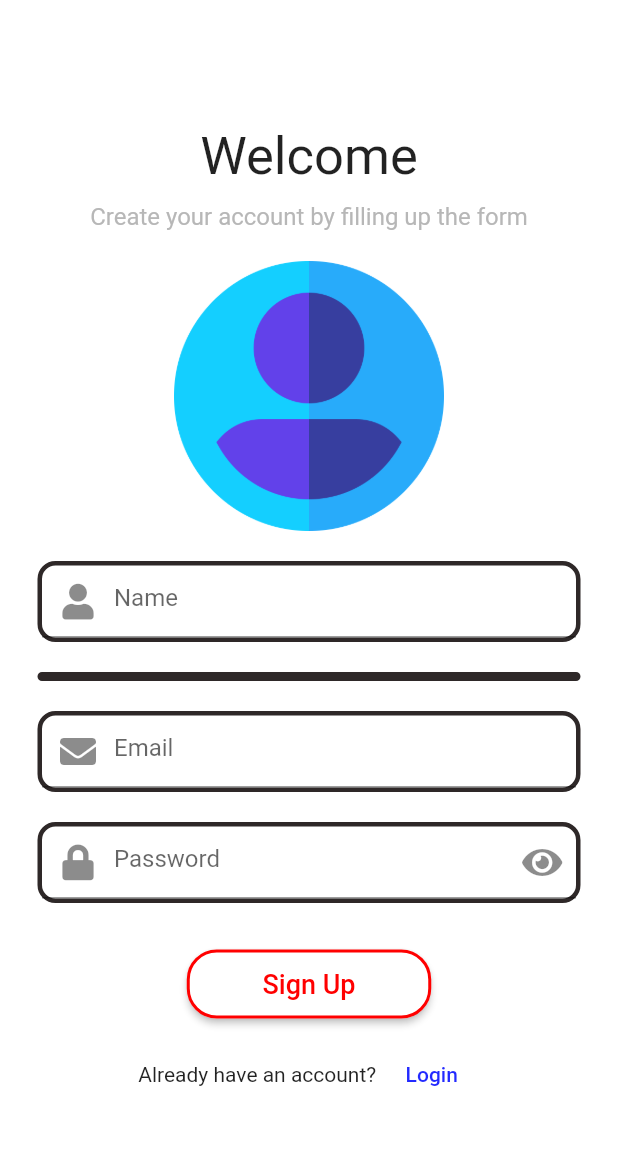
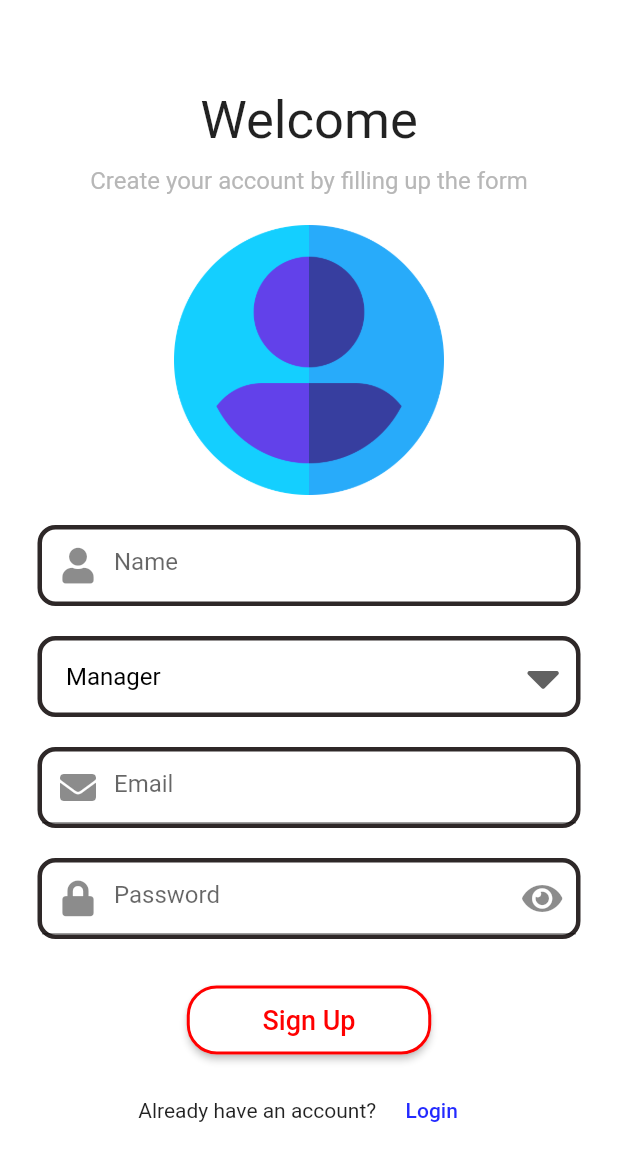
Before and after one commit to RezaTrist/warehouse_app, a Flutter app: the SignupPage screen opened by its route, on a phone screen of 412 x 824 dp. Shown: the top 1161 px of the screen. Run offline on Flutter 3.47's test engine with Material 2 defaults, Android fonts, the phone set to English and light mode, and no system bars; our stand-ins replace firebase_auth, firebase_core, font_awesome_flutter; accounts and stored records are empty; network calls fail.

Commit message:
Bug Fixes

```diff
--- a/lib/views/login_page.dart
+++ b/lib/views/login_page.dart
@@ -46,6 +46,8 @@ class _LoginPageState extends State<LoginPage> {
                     child: Image.asset('assets/images/work.png'),
                   ),
                 ),
+
+                // TEXT FIELD EMAIL
                 Padding(
                   padding: const EdgeInsets.only(
                     left: 25,
@@ -68,10 +70,13 @@ class _LoginPageState extends State<LoginPage> {
                       decoration: InputDecoration(
                         hintText: 'Email',
                         prefixIcon: Icon(FontAwesomeIcons.solidEnvelope),
+                        focusedBorder: InputBorder.none,
                       ),
                     ),
                   ),
                 ),
+
+                // TEXT FIELD PASSWORD
                 Padding(
                   padding: const EdgeInsets.only(
                     left: 25,
@@ -105,6 +110,7 @@ class _LoginPageState extends State<LoginPage> {
                               ? FontAwesomeIcons.solidEye
                               : FontAwesomeIcons.solidEyeSlash),
                         ),
+                        focusedBorder: InputBorder.none,
                       ),
                     ),
                   ),
--- a/lib/views/sign_up_page.dart
+++ b/lib/views/sign_up_page.dart
@@ -17,6 +17,7 @@ class _SignupPageState extends State<SignupPage> {
 
   // List<String> _roles = ['Manager', 'Client'];
   // late String _selectedRoles;
+  String _selectedRoles = 'Manager';
 
   bool obscureText = true;
 
@@ -63,6 +64,8 @@ class _SignupPageState extends State<SignupPage> {
                     child: Image.asset('assets/images/user1.png'),
                   ),
                 ),
+
+                // TEXT FIELD NAME
                 Padding(
                   padding: const EdgeInsets.only(
                     left: 25,
@@ -74,7 +77,7 @@ class _SignupPageState extends State<SignupPage> {
                       color: Colors.white,
                       border: Border.all(
                         color: Color.fromRGBO(46, 40, 40, 1),
-                        width: 3.0,
+                        width: 3,
                       ),
                       borderRadius: BorderRadius.all(
                         Radius.circular(12),
@@ -85,10 +88,14 @@ class _SignupPageState extends State<SignupPage> {
                       decoration: InputDecoration(
                         hintText: 'Name',
                         prefixIcon: Icon(FontAwesomeIcons.solidUser),
+                        border: InputBorder.none,
+                        focusedBorder: InputBorder.none,
                       ),
                     ),
                   ),
                 ),
+
+                // DROPDOWN ROLE
                 Padding(
                   padding: const EdgeInsets.only(
                     left: 25,
@@ -100,37 +107,48 @@ class _SignupPageState extends State<SignupPage> {
                       color: Colors.white,
                       border: Border.all(
                         color: Color.fromRGBO(46, 40, 40, 1),
-                        width: 3.0,
+                        width: 3,
                       ),
                       borderRadius: BorderRadius.all(
                         Radius.circular(12),
                       ),
                     ),
-                    // child: DropdownButton<String>(
-                    //   hint: Text('Select role'),
-                    //   dropdownColor: Colors.white,
-                    //   icon: Icon(FontAwesomeIcons.caretDown),
-                    //   iconSize: 36,
-                    //   isExpanded: true,
-                    //   style: TextStyle(
-                    //     fontSize: 18,
-                    //     color: Colors.black,
-                    //   ),
-                    //   value: _selectedRoles,
-                    //   onChanged: (String value) {
-                    //     setState(() {
-                    //       _selectedRoles = value;
-                    //     });
-                    //   },
-                    //   items: _roles.map((role) {
-                    //     return DropdownMenuItem(
-                    //       child: new Text(role),
-                    //       value: role,
-                    //     );
-                    //   }).toList(),
-                    // ),
+                    child: DropdownButtonHideUnderline(
+                      child: ButtonTheme(
+                        alignedDropdown: true,
+                        child: DropdownButton<String>(
+                          value: _selectedRoles,
+                          dropdownColor: Colors.white,
+                          icon: Icon(FontAwesomeIcons.caretDown),
+                          iconSize: 36,
+                          isExpanded: true,
+                          hint: Text('Select your role'),
+                          onChanged: (String? value) {
+                            setState(() {
+                              _selectedRoles = value!;
+                            });
+                          },
+                          items: <String>[
+                            'Manager',
+                            'Client',
+                          ].map<DropdownMenuItem<String>>((String value) {
+                            return DropdownMenuItem<String>(
+                              value: value,
+                              child: Text(
+                                value,
+                                style: TextStyle(
+                                  color: Colors.black,
+                                ),
+                              ),
+                            );
+                          }).toList(),
+                        ),
+                      ),
+                    ),
                   ),
                 ),
+
+                // TEXT FIELD EMAIL
                 Padding(
                   padding: const EdgeInsets.only(
                     left: 25,
@@ -142,7 +160,7 @@ class _SignupPageState extends State<SignupPage> {
                       color: Colors.white,
                       border: Border.all(
                         color: Color.fromRGBO(46, 40, 40, 1),
-                        width: 3.0,
+                        width: 3,
                       ),
                       borderRadius: BorderRadius.all(
                         Radius.circular(12),
@@ -153,10 +171,13 @@ class _SignupPageState extends State<SignupPage> {
                       decoration: InputDecoration(
                         hintText: 'Email',
                         prefixIcon: Icon(FontAwesomeIcons.solidEnvelope),
+                        focusedBorder: InputBorder.none,
                       ),
                     ),
                   ),
                 ),
+
+                // TEXT FIELD PASSWORD
                 Padding(
                   padding: const EdgeInsets.only(
                     left: 25,
@@ -168,7 +189,7 @@ class _SignupPageState extends State<SignupPage> {
                       color: Colors.white,
                       border: Border.all(
                         color: Color.fromRGBO(46, 40, 40, 1),
-                        width: 3.0,
+                        width: 3,
                       ),
                       borderRadius: BorderRadius.all(
                         Radius.circular(12),
@@ -190,6 +211,7 @@ class _SignupPageState extends State<SignupPage> {
                               ? FontAwesomeIcons.solidEye
                               : FontAwesomeIcons.solidEyeSlash),
                         ),
+                        focusedBorder: InputBorder.none,
                       ),
                     ),
                   ),
```
